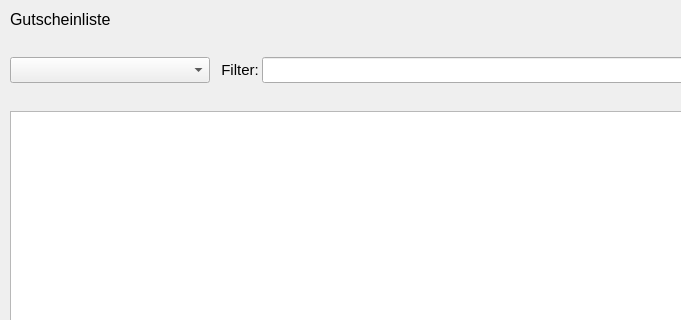
minutogit/eMinuto-Desktop-Prototype, file src/gui/qt/ui_components/dialog_transaction_list.ui: the form before one commit; both pictures show x 0 to 681 and y 0 to 320 of the 830 by 748 pixel window.
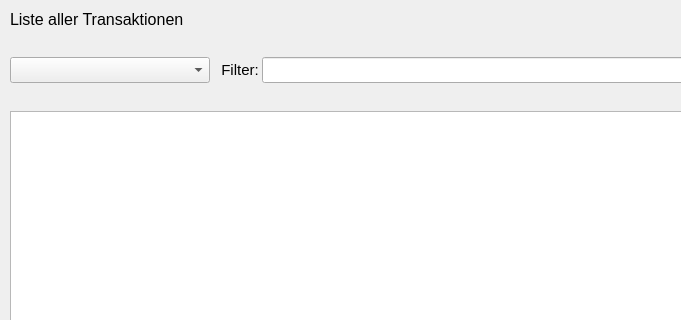
The form after the commit.

The edit to the form file:
```diff
--- a/src/gui/qt/ui_components/dialog_transaction_list.ui
+++ b/src/gui/qt/ui_components/dialog_transaction_list.ui
@@ -30,7 +30,7 @@
     <rect>
      <x>10</x>
      <y>10</y>
-     <width>103</width>
+     <width>521</width>
      <height>19</height>
     </rect>
    </property>
@@ -40,7 +40,7 @@
     </font>
    </property>
    <property name="text">
-    <string>Gutscheinliste</string>
+    <string>Liste aller Transaktionen</string>
    </property>
   </widget>
   <widget class="QWidget" name="layoutWidget">
```
